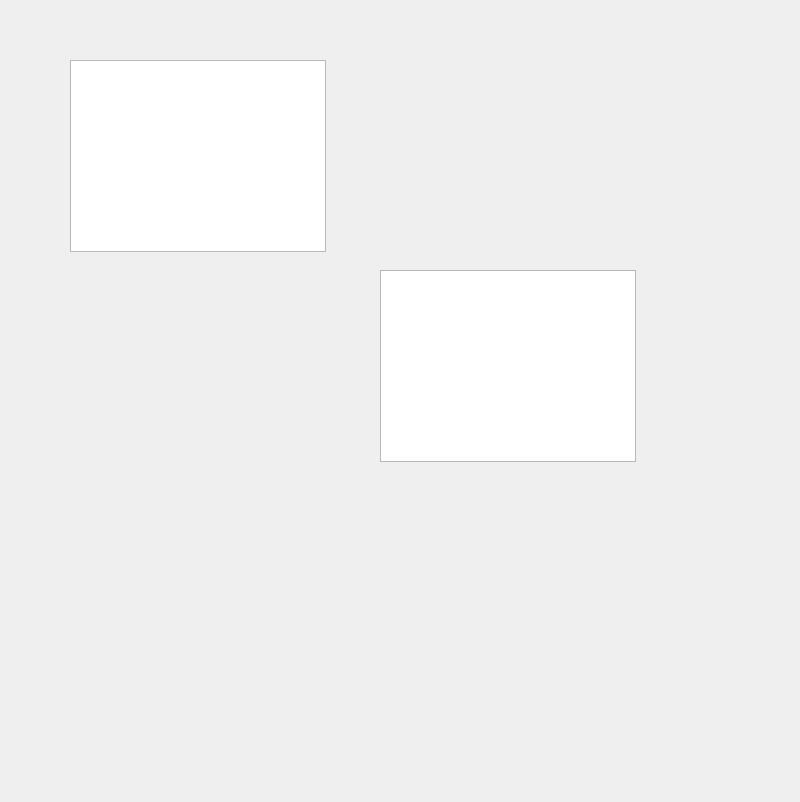
Above: designer.ui from ysglyl/yutools before the change. Below: the same form after it.
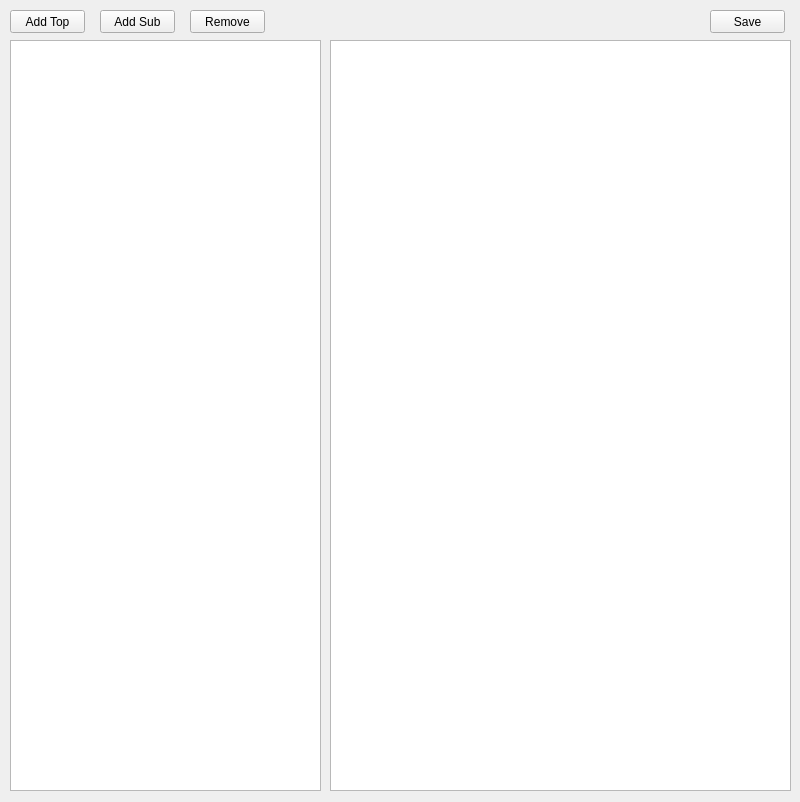
That is the form after the change.

What changed in the file:
```diff
--- a/designer.ui
+++ b/designer.ui
@@ -14,26 +14,78 @@
    <string>MainWindow</string>
   </property>
   <widget class="QWidget" name="main_tabs">
-   <widget class="QTableView" name="tableView">
+   <widget class="QTreeView" name="treeView">
     <property name="geometry">
      <rect>
-      <x>380</x>
-      <y>270</y>
-      <width>256</width>
-      <height>192</height>
+      <x>10</x>
+      <y>40</y>
+      <width>311</width>
+      <height>751</height>
      </rect>
     </property>
    </widget>
-   <widget class="QListWidget" name="listWidget">
+   <widget class="QTextEdit" name="textEdit">
     <property name="geometry">
      <rect>
-      <x>70</x>
-      <y>60</y>
-      <width>256</width>
-      <height>192</height>
+      <x>330</x>
+      <y>40</y>
+      <width>461</width>
+      <height>751</height>
      </rect>
     </property>
    </widget>
+   <widget class="QPushButton" name="pushButton">
+    <property name="geometry">
+     <rect>
+      <x>10</x>
+      <y>10</y>
+      <width>75</width>
+      <height>23</height>
+     </rect>
+    </property>
+    <property name="text">
+     <string>Add Top</string>
+    </property>
+   </widget>
+   <widget class="QPushButton" name="pushButton_2">
+    <property name="geometry">
+     <rect>
+      <x>100</x>
+      <y>10</y>
+      <width>75</width>
+      <height>23</height>
+     </rect>
+    </property>
+    <property name="text">
+     <string>Add Sub</string>
+    </property>
+   </widget>
+   <widget class="QPushButton" name="pushButton_3">
+    <property name="geometry">
+     <rect>
+      <x>190</x>
+      <y>10</y>
+      <width>75</width>
+      <height>23</height>
+     </rect>
+    </property>
+    <property name="text">
+     <string>Remove</string>
+    </property>
+   </widget>
+   <widget class="QPushButton" name="pushButton_4">
+    <property name="geometry">
+     <rect>
+      <x>710</x>
+      <y>10</y>
+      <width>75</width>
+      <height>23</height>
+     </rect>
+    </property>
+    <property name="text">
+     <string>Save</string>
+    </property>
+   </widget>
   </widget>
  </widget>
  <resources/>
```
Left out of the diff: 19 changed lines with no effect on the pictures.
